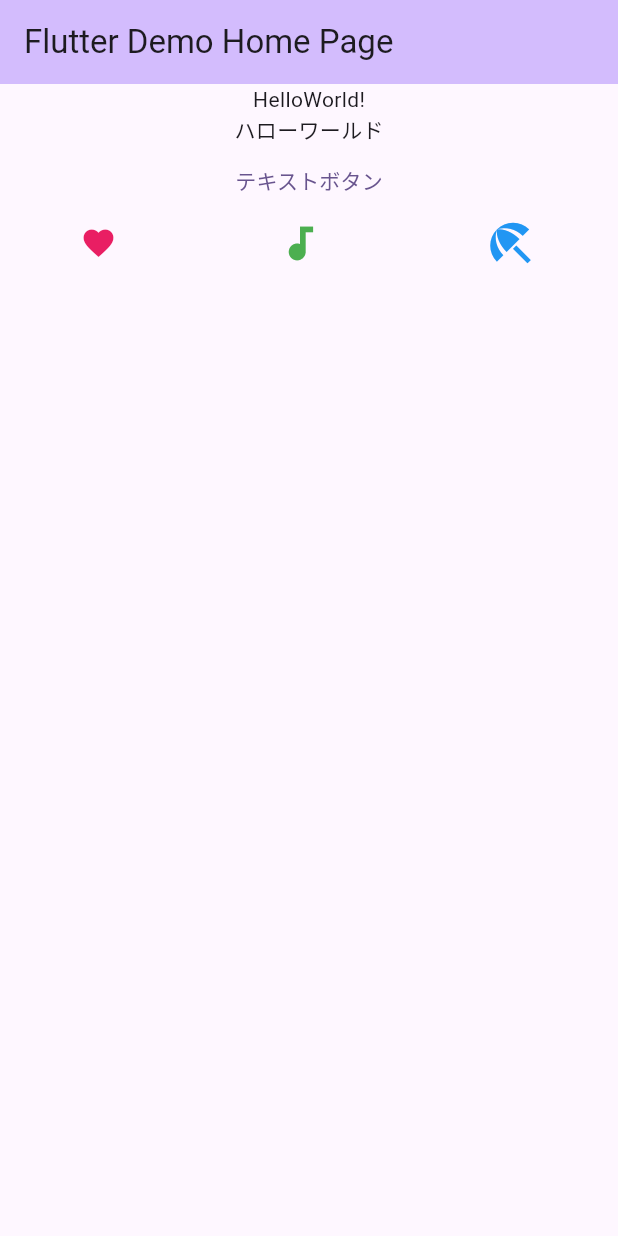
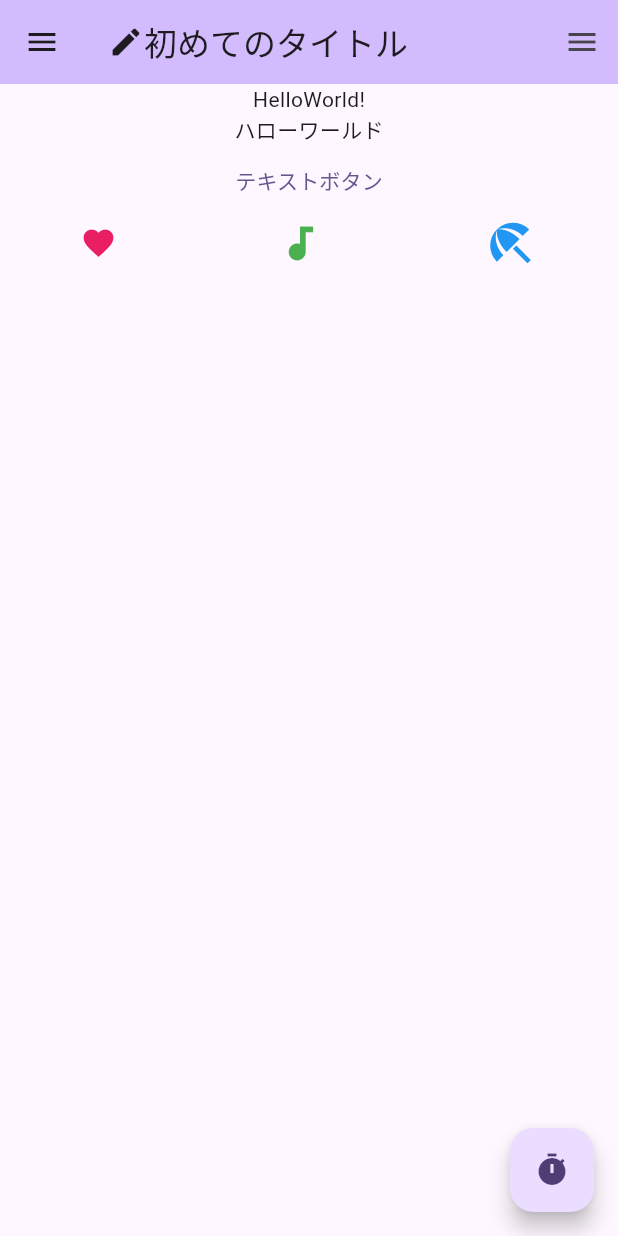
Before and after one commit to j-o-lantern0422/flutter-prac, a Flutter app: the screen it shows after launch, on a phone screen of 412 x 824 dp. Run offline on Flutter 3.47's test engine with Material 2 defaults, Android fonts, the phone set to English and light mode, and no system bars.

Commit message:
12章の終わりまでやった

```diff
--- a/lib/main.dart
+++ b/lib/main.dart
@@ -60,7 +60,12 @@ class _MyHomePageState extends State<MyHomePage> {
     return Scaffold(
       appBar: AppBar(
         backgroundColor: Theme.of(context).colorScheme.inversePrimary,
-        title: Text(widget.title),
+        title: Row(
+          children: const [
+            Icon(Icons.create),
+            Text("初めてのタイトル"),
+          ],
+        ),
       ),
       body: Column(children: [
         const Text("HelloWorld!"),
@@ -87,9 +92,13 @@ class _MyHomePageState extends State<MyHomePage> {
               color: Colors.blue,
               size: 36.0,
             ),
-         ],
-        )
-      ])
+         ])
+      ]),
+      floatingActionButton: FloatingActionButton(
+        onPressed: () => {print("押したね？")}, child: const Icon(Icons.timer)
+      ),
+      drawer: const Drawer(child: Center(child: Text("Drawer"))),
+      endDrawer: const Drawer(child: Center(child: Text("EndDrawer"))),
     );
   }
 }
```
